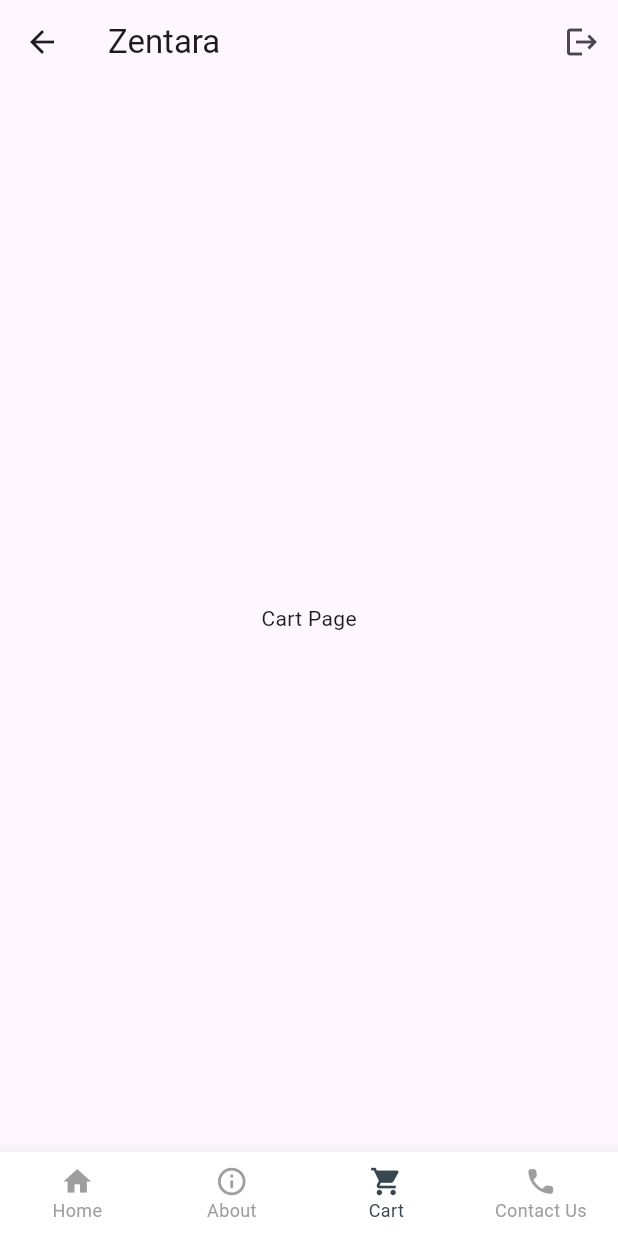
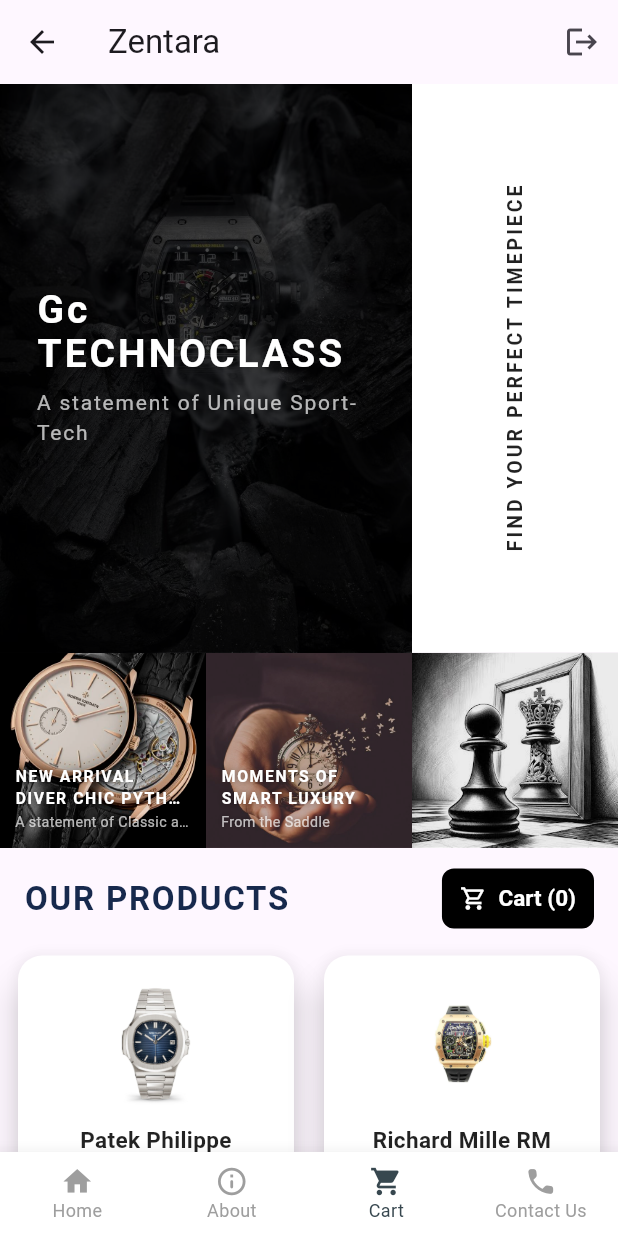
Before and after one commit to okithaeske/Ecommerce-Dart, a Flutter app: the Home screen opened by its route, item 3 of the bottom bar chosen, on a phone screen of 412 x 824 dp. Run offline on Flutter 3.47's test engine with Material 3 defaults, Android fonts, the phone set to English and light mode, and no system bars.

Commit message:
product page

```diff
--- a/lib/views/home.dart
+++ b/lib/views/home.dart
@@ -2,6 +2,7 @@ import 'package:ecommerce/views/login.dart';
 import 'package:ecommerce/views/screens/about_screen.dart';
 import 'package:ecommerce/views/screens/contact_us_screen.dart';
 import 'package:ecommerce/views/screens/home_screen.dart';
+import 'package:ecommerce/views/screens/product_screen.dart';
 import 'package:ecommerce/widgets/bottom_nav_bar.dart' show CustomBottomNavBar;
 import 'package:flutter/material.dart';
 
@@ -19,7 +20,7 @@ class _HomeScreenState extends State<Home> {
   final _pages = [
     HomeScreen(),
     AboutScreen(),
-    Center(child: Text("Cart Page")),
+    ProductScreen(),
     // ServicesScreen(),
     // Add more pages as needed
 
--- a/lib/views/screens/home_screen.dart
+++ b/lib/views/screens/home_screen.dart
@@ -204,6 +204,7 @@ class _WatchCard extends StatelessWidget {
   Widget build(BuildContext context) {
     return Container(
       width: 140,
+      color: Colors.white,
       margin: const EdgeInsets.symmetric(horizontal: 8),
       child: Column(
         children: [
--- /dev/null
+++ b/lib/views/screens/product_screen.dart
@@ -0,0 +1,390 @@
+import 'package:flutter/material.dart';
+
+class ProductScreen extends StatelessWidget {
+  final VoidCallback? onCartTap;
+  final int cartCount;
+
+  const ProductScreen({super.key, this.onCartTap, this.cartCount = 0});
+
+  @override
+  Widget build(BuildContext context) {
+    return Scaffold(
+      body: SingleChildScrollView(
+        child: Column(
+          crossAxisAlignment: CrossAxisAlignment.start,
+          children: [
+            _herobanner(context),
+            _productcard(context),
+          ],
+        ),
+      ),
+    );
+  }
+
+  Widget _herobanner(BuildContext context) {
+    // Responsive height for hero section
+    final screenHeight = MediaQuery.of(context).size.height;
+    final heroHeight = screenHeight * 0.46; // About 46% of the screen height
+
+    return Column(
+      children: [
+        // --- Top Row: Large Watch + Text, and Vertical Title ---
+        SizedBox(
+          height: heroHeight,
+          child: Row(
+            children: [
+              // Left: Large Watch & Headline (2/3 width)
+              Expanded(
+                flex: 2,
+                child: Stack(
+                  fit: StackFit.expand,
+                  children: [
+                    // BG Image
+                    Image.asset(
+                      'assets/images/hero_watchproduct.jpg', // Your main watch image
+                      fit: BoxFit.cover,
+                    ),
+                    // Dark overlay
+                    Container(color: Colors.black.withOpacity(0.7)),
+                    // Text Overlay
+                    Padding(
+                      padding: const EdgeInsets.all(24.0),
+                      child: Column(
+                        mainAxisAlignment: MainAxisAlignment.center,
+                        crossAxisAlignment: CrossAxisAlignment.start,
+                        children: const [
+                          Text(
+                            'Gc\nTECHNOCLASS',
+                            style: TextStyle(
+                              color: Colors.white,
+                              fontSize: 26, // Slightly smaller for mobile
+                              fontWeight: FontWeight.bold,
+                              letterSpacing: 2,
+                              height: 1.12,
+                            ),
+                          ),
+                          SizedBox(height: 8),
+                          Text(
+                            'A statement of Unique Sport-Tech',
+                            style: TextStyle(
+                              color: Colors.white70,
+                              fontSize: 14,
+                              letterSpacing: 1.2,
+                            ),
+                            maxLines: 2,
+                            overflow: TextOverflow.ellipsis,
+                          ),
+                        ],
+                      ),
+                    ),
+                  ],
+                ),
+              ),
+              // Right: Vertical Text (1/3 width)
+              Expanded(
+                flex: 1,
+                child: Container(
+                  color: Colors.white,
+                  child: const Center(
+                    child: RotatedBox(
+                      quarterTurns: 3, // Vertical
+                      child: Text(
+                        'FIND YOUR PERFECT TIMEPIECE',
+                        style: TextStyle(
+                          color: Colors.black87,
+                          fontSize: 13,
+                          letterSpacing: 2,
+                          fontWeight: FontWeight.w600,
+                        ),
+                        maxLines: 2,
+                        overflow: TextOverflow.ellipsis,
+                      ),
+                    ),
+                  ),
+                ),
+              ),
+            ],
+          ),
+        ),
+
+        // --- Bottom Row: Editorial Grid ---
+        SizedBox(
+          height: 130,
+          child: Row(
+            children: [
+              Expanded(
+                child: _EditorialTile(
+                  image: 'assets/images/new_arrival.jpg',
+                  title: 'NEW ARRIVAL DIVER CHIC PYTHON',
+                  subtitle: 'A statement of Classic allure',
+                ),
+              ),
+              Expanded(
+                child: _EditorialTile(
+                  image: 'assets/images/moments.jpg',
+                  title: 'MOMENTS OF SMART LUXURY',
+                  subtitle: 'From the Saddle',
+                  colorOverlay: Colors.black.withOpacity(0.25),
+                ),
+              ),
+              Expanded(
+                child: _EditorialTile(
+                  image: 'assets/images/lifestyle.jpg',
+                  title: '',
+                  subtitle: '',
+                ),
+              ),
+            ],
+          ),
+        ),
+      ],
+    );
+  }
+
+  Widget _productcard(BuildContext context) {
+    // Example product list
+    final products = [
+      {
+        "name": "Patek Philippe Nautilus 5711",
+        "price": "\$3,200,000.00",
+        "image": "assets/images/patek.jpg"
+      },
+      {
+        "name": "Richard Mille RM 11-03",
+        "price": "\$2,300,000.00",
+        "image": "assets/images/richard.jpg"
+      },
+      {
+        "name": "Vacheron Constantin Overseas",
+        "price": "\$1,230,000.00",
+        "image": "assets/images/vacheron.jpg"
+      },
+      {
+        "name": "Jaeger-LeCoultre Reverso",
+        "price": "\$3,290,000.00",
+        "image": "assets/images/jaeger.jpg"
+      },
+      {
+        "name": "Hublot Big Bang Unico",
+        "price": "\$238,700.00",
+        "image": "assets/images/hublot.jpg"
+      },
+      {
+        "name": "Cartier Santos de Cartier",
+        "price": "\$1,276,000.00",
+        "image": "assets/images/cartier.jpg"
+      },
+      {
+        "name": "IWC Portugieser Chronograph",
+        "price": "\$1,120,000.00",
+        "image": "assets/images/iwc.jpg"
+      },
+      {
+        "name": "Panerai Luminor Marina",
+        "price": "\$895,000.00",
+        "image": "assets/images/panerai.jpg"
+      },
+    ];
+
+    return Column(
+      crossAxisAlignment: CrossAxisAlignment.start,
+      children: [
+        // --- Section Title and Cart Button ---
+        Padding(
+          padding: const EdgeInsets.symmetric(horizontal: 16, vertical: 10),
+          child: Row(
+            children: [
+              const Text(
+                "OUR PRODUCTS",
+                style: TextStyle(
+                  fontWeight: FontWeight.bold,
+                  fontSize: 22,
+                  letterSpacing: 1.2,
+                  color: Color(0xFF17294D), // Deep navy
+                ),
+              ),
+              const Spacer(),
+              ElevatedButton.icon(
+                onPressed: onCartTap ?? () {},
+                icon: const Icon(Icons.shopping_cart_outlined, size: 18),
+                label: Text("Cart ($cartCount)"),
+                style: ElevatedButton.styleFrom(
+                  backgroundColor: Colors.black,
+                  foregroundColor: Colors.white,
+                  shape: RoundedRectangleBorder(
+                    borderRadius: BorderRadius.circular(8),
+                  ),
+                  elevation: 0,
+                  padding: const EdgeInsets.symmetric(horizontal: 12, vertical: 8),
+                  textStyle: const TextStyle(fontWeight: FontWeight.bold, fontSize: 15),
+                ),
+              ),
+            ],
+          ),
+        ),
+        // --- Product Grid ---
+        Padding(
+          padding: const EdgeInsets.symmetric(horizontal: 8),
+          child: GridView.builder(
+            shrinkWrap: true,
+            physics: const NeverScrollableScrollPhysics(),
+            gridDelegate: const SliverGridDelegateWithFixedCrossAxisCount(
+              crossAxisCount: 2,
+              crossAxisSpacing: 12,
+              mainAxisSpacing: 18,
+              childAspectRatio: 0.68,
+            ),
+            itemCount: products.length,
+            itemBuilder: (context, index) {
+              final p = products[index];
+              return _ProductCard(
+                name: p['name']!,
+                price: p['price']!,
+                imagePath: p['image']!,
+              );
+            },
+          ),
+        ),
+        const SizedBox(height: 30),
+      ],
+    );
+  }
+}
+
+class _EditorialTile extends StatelessWidget {
+  final String image;
+  final String title;
+  final String subtitle;
+  final Color? colorOverlay;
+
+  const _EditorialTile({
+    required this.image,
+    required this.title,
+    required this.subtitle,
+    this.colorOverlay,
+  });
+
+  @override
+  Widget build(BuildContext context) {
+    return Stack(
+      fit: StackFit.expand,
+      children: [
+        Image.asset(image, fit: BoxFit.cover),
+        if (colorOverlay != null)
+          Container(color: colorOverlay)
+        else
+          Container(color: Colors.black.withOpacity(0.08)),
+        Padding(
+          padding: const EdgeInsets.all(10.0),
+          child: Align(
+            alignment: Alignment.bottomLeft,
+            child: Column(
+              mainAxisAlignment: MainAxisAlignment.end,
+              crossAxisAlignment: CrossAxisAlignment.start,
+              children: [
+                if (title.isNotEmpty)
+                  Text(
+                    title,
+                    style: const TextStyle(
+                      color: Colors.white,
+                      fontSize: 10.5,
+                      fontWeight: FontWeight.bold,
+                      letterSpacing: 1.05,
+                      shadows: [Shadow(blurRadius: 6, color: Colors.black38)],
+                    ),
+                    maxLines: 2,
+                    overflow: TextOverflow.ellipsis,
+                  ),
+                if (subtitle.isNotEmpty)
+                  Padding(
+                    padding: const EdgeInsets.only(top: 1.0),
+                    child: Text(
+                      subtitle,
+                      style: const TextStyle(
+                        color: Colors.white70,
+                        fontSize: 9.5,
+                        fontWeight: FontWeight.w400,
+                        shadows: [Shadow(blurRadius: 4, color: Colors.black38)],
+                      ),
+                      maxLines: 1,
+                      overflow: TextOverflow.ellipsis,
+                    ),
+                  ),
+              ],
+            ),
+          ),
+        ),
+      ],
+    );
+  }
+}
+
+class _ProductCard extends StatelessWidget {
+  final String name;
+  final String price;
+  final String imagePath;
+
+  const _ProductCard({
+    required this.name,
+    required this.price,
+    required this.imagePath,
+  });
+
+  @override
+  Widget build(BuildContext context) {
+    return Card(
+      elevation: 10,
+      color: Colors.white,
+      shape: RoundedRectangleBorder(borderRadius: BorderRadius.circular(16)),
+      child: Padding(
+        padding: const EdgeInsets.all(14),
+        child: Column(
+          crossAxisAlignment: CrossAxisAlignment.center,
+          children: [
+            Image.asset(imagePath, height: 90, fit: BoxFit.contain),
+            const SizedBox(height: 8),
+            Text(
+              name,
+              style: const TextStyle(
+                fontWeight: FontWeight.w600,
+                fontSize: 15,
+                color: Colors.black87,
+              ),
+              maxLines: 2,
+              overflow: TextOverflow.ellipsis,
+              textAlign: TextAlign.center,
+            ),
+            const SizedBox(height: 4),
+            Text(
+              price,
+              style: const TextStyle(
+                color: Colors.black,
+                fontWeight: FontWeight.bold,
+                fontSize: 16,
+              ),
+            ),
+            const Spacer(),
+            SizedBox(
+              width: double.infinity,
+              child: ElevatedButton.icon(
+                onPressed: () {},
+                icon: const Icon(Icons.shopping_cart_outlined, size: 17),
+                label: const Text("Add to Cart"),
+                style: ElevatedButton.styleFrom(
+                  backgroundColor: Colors.black,
+                  foregroundColor: Colors.white,
+                  shape: RoundedRectangleBorder(
+                    borderRadius: BorderRadius.circular(6),
+                  ),
+                  elevation: 0,
+                  padding: const EdgeInsets.symmetric(horizontal: 0, vertical: 10),
+                  textStyle: const TextStyle(fontWeight: FontWeight.bold),
+                ),
+              ),
+            ),
+          ],
+        ),
+      ),
+    );
+  }
+}
```
Also changed, not shown: pubspec.yaml (+13 -5 lines), assets/images/cartier.jpg (added), assets/images/hero_watchproduct.jpg (added), assets/images/hublot.jpg (added), assets/images/iwc.jpg (added), assets/images/jaeger.jpg (added), assets/images/lifestyle.jpg (added), assets/images/moments.jpg (added), assets/images/new_arrival.jpg (added), assets/images/panerai.jpg (added), assets/images/patek.jpg (added), assets/images/richard.jpg (added), assets/images/vacheron.jpg (added).
